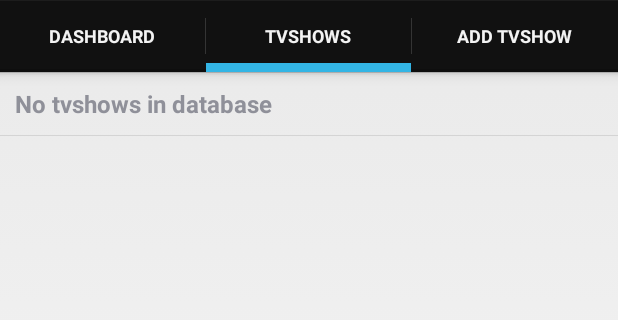
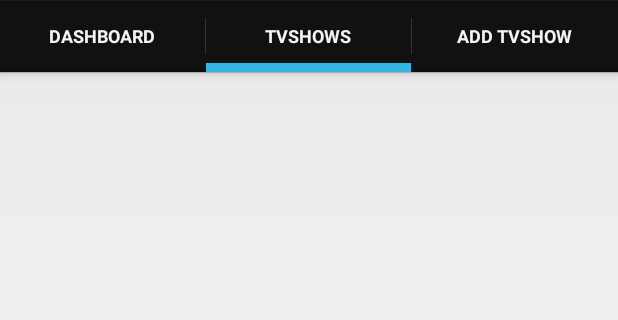
Before and after one commit to monilip/tv-show-reminder, an Android app: the screen it shows after launch (MainActivity), tab 2 chosen, on a phone screen of 412 x 824 dp, the part 72-392 px from its top. Run offline under Robolectric (Android 15) with nearby library versions, the phone set to English and light mode, and no system bars.

Commit message:
Creating fragments in TVShows section

```diff
--- a/app/src/main/java/monilip/tvshowreminder/controller/MainActivity.java
+++ b/app/src/main/java/monilip/tvshowreminder/controller/MainActivity.java
@@ -72,7 +72,7 @@ public class MainActivity extends FragmentActivity  implements ActionBar.TabList
         viewPager.setCurrentItem(tab.getPosition());
         //if tvshowsFragment checked for update
         if (tab.getPosition() == 1) {
-            mAdapter.getTvshows().reload();
+            mAdapter.getTvshows().loadTVShowsList();
         }
 
     }
@@ -84,6 +84,8 @@ public class MainActivity extends FragmentActivity  implements ActionBar.TabList
 
     @Override
     public void onTabReselected(ActionBar.Tab tab, FragmentTransaction ft) {
-
+        if (tab.getPosition() == 1) {
+            mAdapter.getTvshows().loadTVShowsList();
+        }
     }
 }
--- a/app/src/main/java/monilip/tvshowreminder/controller/tvshows/TVShowsFragment.java
+++ b/app/src/main/java/monilip/tvshowreminder/controller/tvshows/TVShowsFragment.java
@@ -1,51 +1,40 @@
 package monilip.tvshowreminder.controller.tvshows;
 
 import android.os.Bundle;
-import android.support.v4.app.ListFragment;
-import android.widget.ArrayAdapter;
-
-import java.util.ArrayList;
-import java.util.List;
+import android.support.v4.app.Fragment;
+import android.support.v4.app.FragmentManager;
+import android.support.v4.app.FragmentTransaction;
+import android.view.LayoutInflater;
+import android.view.View;
+import android.view.ViewGroup;
 
 import monilip.tvshowreminder.R;
-import monilip.tvshowreminder.model.database.DatabaseHandler;
-import monilip.tvshowreminder.model.database.TVShow;
 
 /**
  * Created by monilip on 2014-11-26.
  */
-public class TVShowsFragment extends ListFragment {
+public class TVShowsFragment extends Fragment {
 
-    ArrayAdapter<String> adapter;
-    public void onCreate(Bundle icicle) {
-        super.onCreate(icicle);
-        // storing string resources into Array
-        List<String> tvshowsList = this.getStringListData();
-        adapter = new ArrayAdapter<String>(getActivity().getApplicationContext(), R.layout.episodes_item,tvshowsList);
-        setListAdapter(adapter);
+    FragmentManager fragmentManager;
+    FragmentTransaction fragmentTransaction;
+    @Override
+    public View onCreateView(LayoutInflater inflater, ViewGroup container,
+                             Bundle savedInstanceState) {
+
+        View view = inflater.inflate(R.layout.fragment_tvshows, container, false);
+
+        //load TVShowsList
+        loadTVShowsList();
+        return view;
     }
 
+    public void loadTVShowsList() {
+        fragmentManager = getFragmentManager();
+        fragmentTransaction = fragmentManager.beginTransaction();
+        Fragment listFragment = new TVShowsListFragment();
+        fragmentTransaction.replace(R.id.fragment_tvshows_content, listFragment);
+        fragmentTransaction.addToBackStack(null);
 
-    private List<String> getStringListData(){
-        DatabaseHandler db = new DatabaseHandler(getActivity().getApplicationContext());
-
-        List<TVShow> tvshows = db.getAllTVShows();
-        List<String> tvshowsList = new ArrayList<String>();
-        if (tvshows.size() == 0){
-            tvshowsList.add("No tvshows in database");
-        } else {
-            for (int i = 0; i < tvshows.size(); i++) {
-                tvshowsList.add("TVShow: '" + tvshows.get(i).getTitle() + "' ( " + tvshows.get(i).getYear() + ")");
-            }
-        }
-
-        return tvshowsList;
-    }
-
-
-    public void reload() {
-        List<String> tvshowsList = this.getStringListData();
-        adapter = new ArrayAdapter<String>(getActivity().getApplicationContext(),R.layout.episodes_item,tvshowsList);
-        setListAdapter(adapter);
+        fragmentTransaction.commit();
     }
 }
--- /dev/null
+++ b/app/src/main/java/monilip/tvshowreminder/controller/tvshows/TVShowsListFragment.java
@@ -0,0 +1,65 @@
+package monilip.tvshowreminder.controller.tvshows;
+
+import android.os.Bundle;
+import android.support.v4.app.Fragment;
+import android.support.v4.app.FragmentManager;
+import android.support.v4.app.FragmentTransaction;
+import android.support.v4.app.ListFragment;
+import android.util.Log;
+import android.view.View;
+import android.widget.ArrayAdapter;
+import android.widget.ListView;
+
+import java.util.List;
+
+import monilip.tvshowreminder.R;
+import monilip.tvshowreminder.model.database.DatabaseHandler;
+import monilip.tvshowreminder.model.database.TVShow;
+
+/**
+ * Created by monilip on 2014-11-26.
+ */
+public class TVShowsListFragment extends ListFragment {
+
+    FragmentManager fragmentManager;
+    FragmentTransaction fragmentTransaction;
+    ArrayAdapter<TVShow> adapter;
+
+    public void onCreate(Bundle icicle) {
+        super.onCreate(icicle);
+        // storing string resources into Array
+        List<TVShow> tvshowsList = this.getListData();
+        adapter = new ArrayAdapter<TVShow>(getActivity().getApplicationContext(), R.layout.tvshow_item,tvshowsList);
+
+      // adapter = new ArrayAdapter<String>(getActivity().getApplicationContext(), R.layout.episodes_item,tvshowsList);
+        setListAdapter(adapter);
+    }
+
+    @Override
+    public void onListItemClick(ListView l, View v, int position, long id) {
+        super.onListItemClick(l, v, position, id);
+        TVShow tvshowClicked = (TVShow) getListAdapter().getItem(position);
+
+        //loadTVShowsSingleFragment into fragment_tvshow_content
+        fragmentManager = getFragmentManager();
+        fragmentTransaction = fragmentManager.beginTransaction();
+        Fragment listFragment = new SingleTVShowFragment();
+        Bundle bundle = new Bundle();
+        Log.d("TEST", "TVShowClicked ID:"+tvshowClicked.getId());
+        bundle.putInt("tvshowID", tvshowClicked.getId());
+        listFragment.setArguments(bundle);
+        fragmentTransaction.replace(R.id.fragment_tvshows_content, listFragment);
+      //  fragmentTransaction.addToBackStack(null);
+
+        fragmentTransaction.commit();
+
+    }
+
+    private List<TVShow> getListData(){
+        DatabaseHandler db = new DatabaseHandler(getActivity().getApplicationContext());
+
+        List<TVShow> tvshows = db.getAllTVShows();
+        return tvshows;
+    }
+
+}
--- a/app/src/main/res/layout/fragment_tvshows.xml
+++ b/app/src/main/res/layout/fragment_tvshows.xml
@@ -2,8 +2,10 @@
     xmlns:tools="http://schemas.android.com/tools" android:layout_width="match_parent"
     android:layout_height="match_parent" tools:context="monilip.tvshowreminder.controller.tvshows.TVShowsFragment">
 
-    <!-- TODO: Update blank fragment layout -->
-    <TextView android:layout_width="match_parent" android:layout_height="match_parent"
-        android:text="@string/hello_blank_fragment" />
+    <FrameLayout
+        android:id="@+id/fragment_tvshows_content"
+        android:layout_width="match_parent"
+        android:layout_height="wrap_content"
+        />
 
 </FrameLayout>
```
Also changed, not shown: app/src/main/java/monilip/tvshowreminder/controller/tvshows/EpisodesListFragment.java (added, +56 -0 lines), app/src/main/java/monilip/tvshowreminder/controller/tvshows/SingleTVShowFragment.java (added, +65 -0 lines), app/src/main/res/layout/fragment_tvshows_single.xml (added, +16 -0 lines), app/src/main/res/layout/tvshow_item.xml (added, +9 -0 lines).
